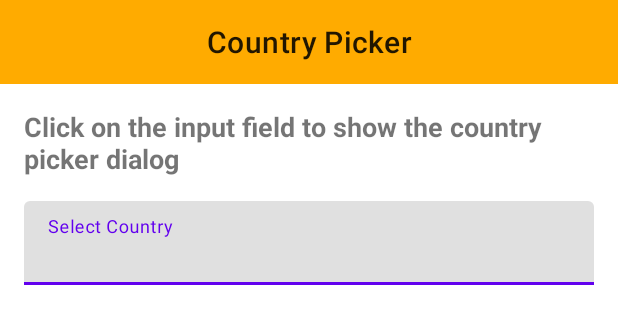
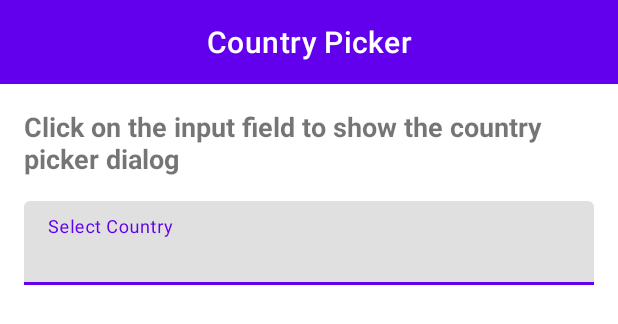
Before and after one commit to TutorialsAndroid/TACountryPicker, an Android app: the layout activity_main.xml on its own in the app's theme, with its tools: preview values and no code run, on a phone screen of 412 x 824 dp. Shown: the top 324 px of the screen. Run offline under Robolectric (Android 15) with nearby library versions, the phone set to English and light mode, and no system bars.

```diff
--- a/app/src/main/res/layout/activity_main.xml
+++ b/app/src/main/res/layout/activity_main.xml
@@ -11,7 +11,8 @@
         android:layout_height="wrap_content"
         app:title="Country Picker"
         app:titleCentered="true"
-        android:background="#FFAB00"/>
+        app:titleTextColor="@color/white"
+        android:background="@color/purple_500"/>
 
     <TextView
         android:id="@+id/hint_text"
--- a/app/src/main/res/values-night/themes.xml
+++ b/app/src/main/res/values-night/themes.xml
@@ -1,6 +1,6 @@
 <resources xmlns:tools="http://schemas.android.com/tools">
     <!-- Base application theme. -->
-    <style name="Theme.TACountryPicker" parent="Theme.MaterialComponents.DayNight.DarkActionBar">
+    <style name="Theme.TACountryPicker" parent="Theme.MaterialComponents.DayNight.NoActionBar">
         <!-- Primary brand color. -->
         <item name="colorPrimary">@color/purple_200</item>
         <item name="colorPrimaryVariant">@color/purple_700</item>
--- a/app/src/main/res/values/themes.xml
+++ b/app/src/main/res/values/themes.xml
@@ -1,6 +1,6 @@
 <resources xmlns:tools="http://schemas.android.com/tools">
     <!-- Base application theme. -->
-    <style name="Theme.TACountryPicker" parent="Theme.MaterialComponents.DayNight.DarkActionBar">
+    <style name="Theme.TACountryPicker" parent="Theme.MaterialComponents.DayNight.NoActionBar">
         <!-- Primary brand color. -->
         <item name="colorPrimary">@color/purple_500</item>
         <item name="colorPrimaryVariant">@color/purple_700</item>
```
Also changed, not shown: app/src/main/AndroidManifest.xml (+9 -2 lines), app/src/main/java/com/sample/tacountrypicker/MainActivity.java (+17 -0 lines).
